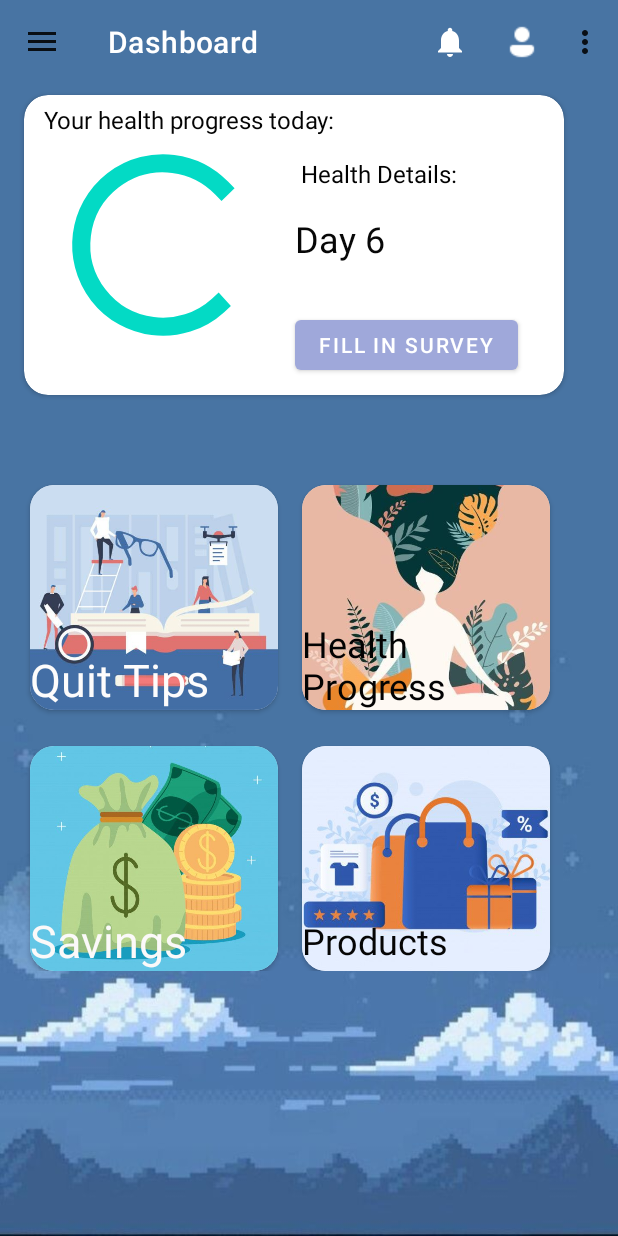
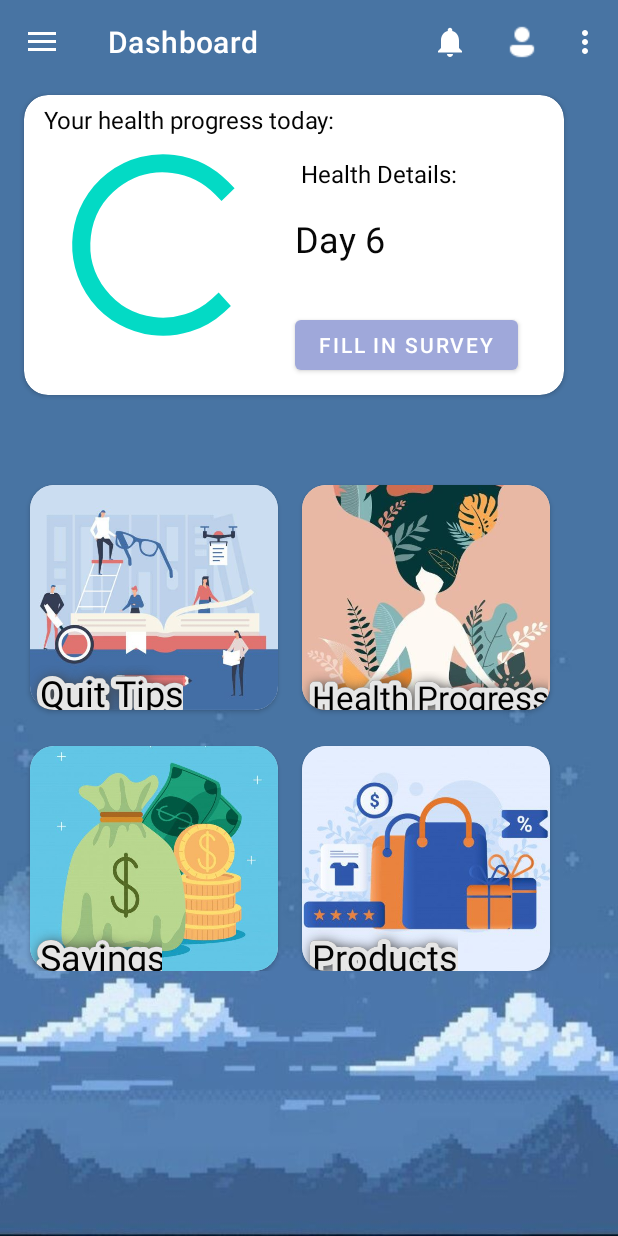
Before and after one commit to ZiadElwan/ITPM, an Android app: the main_menu screen opened directly, with no data from a screen before it, on a phone screen of 412 x 824 dp. Run offline under Robolectric (Android 15) with nearby library versions, the phone set to English and light mode, and no system bars; our stand-ins replace Firebase (no records; nobody signed in at launch, a user with empty details on screens opened directly); Roboto replaces fonts that are not available here.

Commit message:
enhance main menu

```diff
--- a/app/build.gradle
+++ b/app/build.gradle
@@ -65,11 +65,14 @@ dependencies {
 
     implementation 'com.etebarian:meow-bottom-navigation-java:1.2.0'
     implementation 'androidx.navigation:navigation-fragment:2.3.5'
+    implementation 'com.github.bumptech.glide:glide:4.11.0'
+    annotationProcessor 'com.github.bumptech.glide:compiler:4.11.0'
 
     testImplementation 'junit:junit:4.+'
-
+    testImplementation 'com.google.truth:truth:1.0.1'
     androidTestImplementation 'androidx.test.ext:junit:1.1.3'
     androidTestImplementation 'androidx.test.espresso:espresso-core:3.4.0'
+    androidTestImplementation 'com.google.truth:truth:1.0.1'
 
     implementation 'com.github.bumptech.glide:glide:4.12.0'
     annotationProcessor 'com.github.bumptech.glide:compiler:4.12.0'
--- /dev/null
+++ b/app/src/main/java/com/khr/justquitit/StrokeTextView.java
@@ -0,0 +1,52 @@
+package com.khr.justquitit;
+
+import android.content.Context;
+import android.graphics.Canvas;
+import android.graphics.Color;
+import android.graphics.Paint;
+import android.util.AttributeSet;
+import android.widget.TextView;
+
+import androidx.annotation.NonNull;
+import androidx.annotation.Nullable;
+
+public class StrokeTextView extends androidx.appcompat.widget.AppCompatTextView {
+    public StrokeTextView(@NonNull Context context) {
+        super(context);
+    }
+
+    public StrokeTextView(@NonNull Context context, @Nullable AttributeSet attrs) {
+        super(context, attrs);
+    }
+
+    public StrokeTextView(@NonNull Context context, @Nullable AttributeSet attrs, int defStyleAttr) {
+        super(context, attrs, defStyleAttr);
+    }
+
+    private Paint paint = new Paint();
+    private String mText;
+    protected void onDraw(Canvas canvas){
+        mText = this.getText().toString();
+
+        //make shadow
+        paint.setTextSize(this.getTextSize());
+        paint.setStyle(Paint.Style.STROKE);
+        paint.setStrokeJoin(Paint.Join.ROUND);
+        paint.setStrokeWidth(10);
+        paint.setShadowLayer(10,2,2, Color.DKGRAY);
+        canvas.drawText(mText,10,getLineHeight(),paint);
+
+        paint.clearShadowLayer();
+        paint.setTextSize(this.getTextSize());
+        paint.setStyle(Paint.Style.STROKE);
+        paint.setStrokeJoin(Paint.Join.ROUND);
+        paint.setStrokeWidth(10);
+        paint.setColor(Color.rgb(230,230,230));
+        canvas.drawText(mText,10,getLineHeight(),paint);
+
+        paint.setStyle(Paint.Style.FILL);
+        paint.setColor(this.getTextColors().getDefaultColor());
+        canvas.drawText(mText,10,getLineHeight(),paint);
+
+    }
+}
--- a/app/src/main/java/com/khr/justquitit/main_menu.java
+++ b/app/src/main/java/com/khr/justquitit/main_menu.java
@@ -141,6 +141,7 @@ public class main_menu extends AppCompatActivity {
         Toolbar toolbar = findViewById(R.id.toolbar_new);
         setSupportActionBar(toolbar);
         actionBarDrawerToggle = new ActionBarDrawerToggle(this, drawerLayout, toolbar, R.string.app_name, R.string.app_name);
+        actionBarDrawerToggle.getDrawerArrowDrawable().setColor(getResources().getColor(R.color.white));
         drawerLayout.addDrawerListener(actionBarDrawerToggle);
         actionBarDrawerToggle.syncState();
 
@@ -188,11 +189,11 @@ public class main_menu extends AppCompatActivity {
             return true;
         }
 
-        else if(id == R.id.nav_changepwrd){
-            Intent intent2 = new Intent(main_menu.this, Change_password.class);
-            startActivity(intent2);
-            return true;
-        }
+//        else if(id == R.id.nav_changepwrd){
+//            Intent intent2 = new Intent(main_menu.this, Change_password.class);
+//            startActivity(intent2);
+//            return true;
+//        }
 
         switch (item.getItemId()){
 
--- a/app/src/main/res/layout/main_menu.xml
+++ b/app/src/main/res/layout/main_menu.xml
@@ -155,15 +155,15 @@
                         app:layout_constraintTop_toTopOf="parent"
                         app:srcCompat="@drawable/menu1" />
 
-                    <TextView
+                    <com.khr.justquitit.StrokeTextView
                         android:id="@+id/textView17"
-                        android:layout_width="wrap_content"
-                        android:layout_height="wrap_content"
+                        android:layout_width="102dp"
+                        android:layout_height="30dp"
                         android:fontFamily="@font/concert_one"
                         android:text="Quit Tips"
                         android:textAlignment="viewStart"
-                        android:textColor="#FDFCFC"
-                        android:textSize="30sp"
+                        android:textColor="#000000"
+                        android:textSize="24sp"
                         app:layout_constraintBottom_toBottomOf="parent"
                         app:layout_constraintEnd_toEndOf="parent"
                         app:layout_constraintHorizontal_bias="0.0"
@@ -201,17 +201,17 @@
                         app:layout_constraintVertical_bias="1.0"
                         app:srcCompat="@drawable/menu2" />
 
-                    <TextView
+                    <com.khr.justquitit.StrokeTextView
                         android:id="@+id/textView18"
-                        android:layout_width="wrap_content"
-                        android:layout_height="wrap_content"
+                        android:layout_width="164dp"
+                        android:layout_height="26dp"
                         android:fontFamily="@font/concert_one"
                         android:text="Health Progress"
-                        android:textColor="#020202"
-                        android:textSize="24sp"
+                        android:textColor="#000000"
+                        android:textSize="22sp"
                         app:layout_constraintBottom_toBottomOf="parent"
                         app:layout_constraintEnd_toEndOf="parent"
-                        app:layout_constraintHorizontal_bias="0.495"
+                        app:layout_constraintHorizontal_bias="0.0"
                         app:layout_constraintStart_toStartOf="parent" />
                 </androidx.constraintlayout.widget.ConstraintLayout>
             </androidx.cardview.widget.CardView>
@@ -243,14 +243,14 @@
                         app:layout_constraintTop_toTopOf="parent"
                         app:srcCompat="@drawable/menu3" />
 
-                    <TextView
+                    <com.khr.justquitit.StrokeTextView
                         android:id="@+id/textView19"
-                        android:layout_width="wrap_content"
-                        android:layout_height="wrap_content"
+                        android:layout_width="88dp"
+                        android:layout_height="28dp"
                         android:fontFamily="@font/concert_one"
                         android:text="Savings"
-                        android:textColor="#FBF9F9"
-                        android:textSize="30sp"
+                        android:textColor="#020202"
+                        android:textSize="24sp"
                         app:layout_constraintBottom_toBottomOf="parent"
                         app:layout_constraintEnd_toEndOf="parent"
                         app:layout_constraintHorizontal_bias="0.0"
@@ -286,11 +286,10 @@
                         app:layout_constraintTop_toTopOf="parent"
                         app:srcCompat="@drawable/menu4" />
 
-                    <TextView
+                    <com.khr.justquitit.StrokeTextView
                         android:id="@+id/textView20"
-                        android:layout_width="wrap_content"
-                        android:layout_height="wrap_content"
-                        android:layout_marginBottom="4dp"
+                        android:layout_width="104dp"
+                        android:layout_height="28dp"
                         android:fontFamily="@font/concert_one"
                         android:text="Products"
                         android:textColor="#050505"
--- a/app/src/main/res/values/styles.xml
+++ b/app/src/main/res/values/styles.xml
@@ -13,4 +13,6 @@
         <item name="color">@color/white</item>
 
     </style>
+
+
 </resources>
--- a/app/src/main/res/values/themes.xml
+++ b/app/src/main/res/values/themes.xml
@@ -12,6 +12,7 @@
         <!-- Status bar color. -->
         <item name="android:statusBarColor" tools:targetApi="l">?attr/colorPrimaryVariant</item>
         <!-- Customize your theme here. -->
+        <item name="actionOverflowButtonStyle">@style/IconOverFlow</item>
     </style>
     <style name="Theme.JustQuitIt.NoActionBar">
         <item name="drawerArrowStyle">@style/DrawerIcon</item>
@@ -32,4 +33,8 @@
         <item name="android:windowMinWidthMinor">80%</item>
     </style>
 
+    <style name="IconOverFlow" parent="Widget.AppCompat.ActionButton.Overflow">
+        <item name="android:tint">@android:color/white</item>
+    </style>
+
 </resources>
```
Also changed, not shown: 2 other files.
